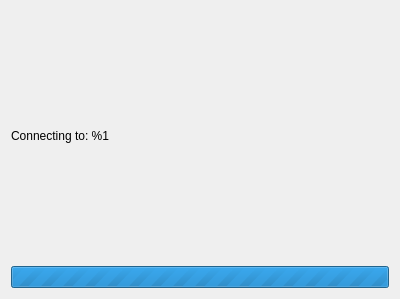
Before: the Qt Designer form src/sendfile/pages/connecting.ui in KDE/bluedevil, drawn with Qt 5.
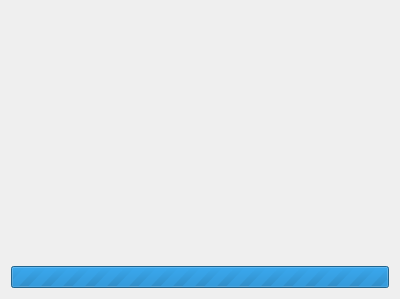
After: the same form once the commit is applied.

Patch:
```diff
--- a/src/sendfile/pages/connecting.ui
+++ b/src/sendfile/pages/connecting.ui
@@ -12,11 +12,7 @@
   </property>
   <layout class="QVBoxLayout" name="verticalLayout">
    <item>
-    <widget class="QLabel" name="connLabel">
-     <property name="text">
-      <string>Connecting to: %1</string>
-     </property>
-    </widget>
+    <widget class="QLabel" name="connLabel"/>
    </item>
    <item>
     <widget class="QProgressBar" name="progressBar">
```
